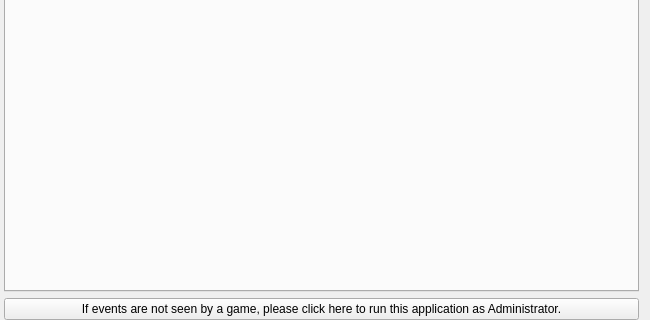
Qt form src/gui/mainwindow.ui (AntiMicroX/antimicrox) before a commit; both pictures show x 0 to 650 and y 260 to 580 of the 650 by 580 pixel window.
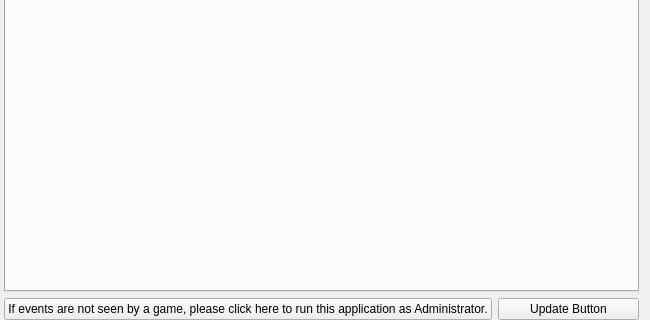
The same form after that commit. Icons and pictures are not drawn. Custom widgets are drawn as their Qt base class.

Commit message: Add Update notification button

What changed in the file:
```diff
--- a/src/gui/mainwindow.ui
+++ b/src/gui/mainwindow.ui
@@ -169,7 +169,15 @@
      </widget>
     </item>
     <item>
+     <layout class="QHBoxLayout" name="bottombuttonslayout">
+      <item>
      <widget class="QPushButton" name="uacPushButton">
+        <property name="sizePolicy">
+         <sizepolicy hsizetype="Minimum" vsizetype="Fixed">
+          <horstretch>1</horstretch>
+          <verstretch>0</verstretch>
+         </sizepolicy>
+        </property>
       <property name="text">
        <string>If events are not seen by a game, please click here to run this application as Administrator.</string>
       </property>
@@ -184,6 +192,30 @@
       </property>
      </widget>
     </item>
+      <item>
+       <widget class="QPushButton" name="updateButton">
+        <property name="sizePolicy">
+         <sizepolicy hsizetype="Minimum" vsizetype="Fixed">
+          <horstretch>1</horstretch>
+          <verstretch>0</verstretch>
+         </sizepolicy>
+        </property>
+        <property name="text">
+         <string>Update Button</string>
+        </property>
+        <property name="autoDefault">
+         <bool>false</bool>
+        </property>
+        <property name="default">
+         <bool>false</bool>
+        </property>
+        <property name="flat">
+         <bool>false</bool>
+        </property>
+       </widget>
+      </item>
+     </layout>
+    </item>
    </layout>
   </widget>
   <widget class="QMenuBar" name="menuBar">
```
Left out of the diff: 30 changed lines with no effect on the pictures. Lines whose indentation alone changed are shown as unchanged. The commit also changes 1 other file.
